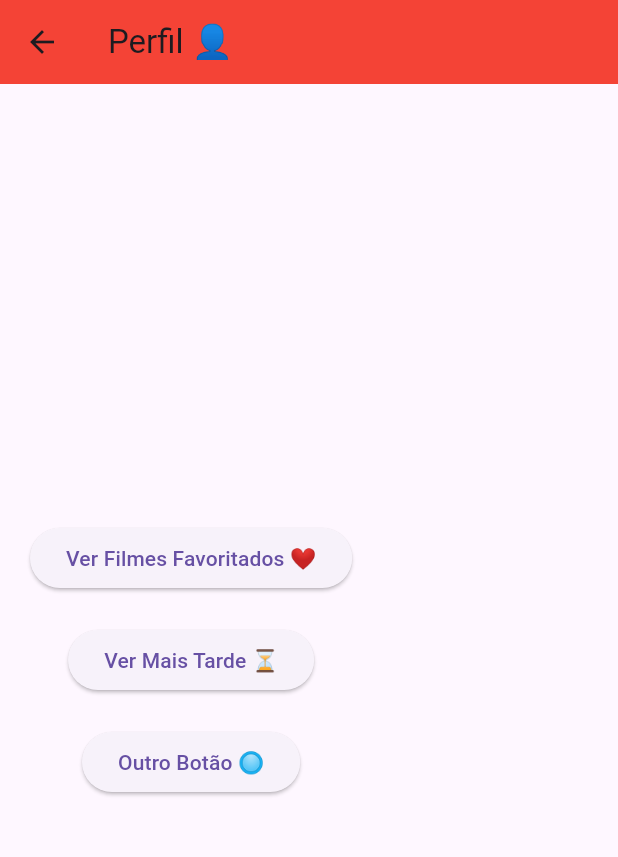
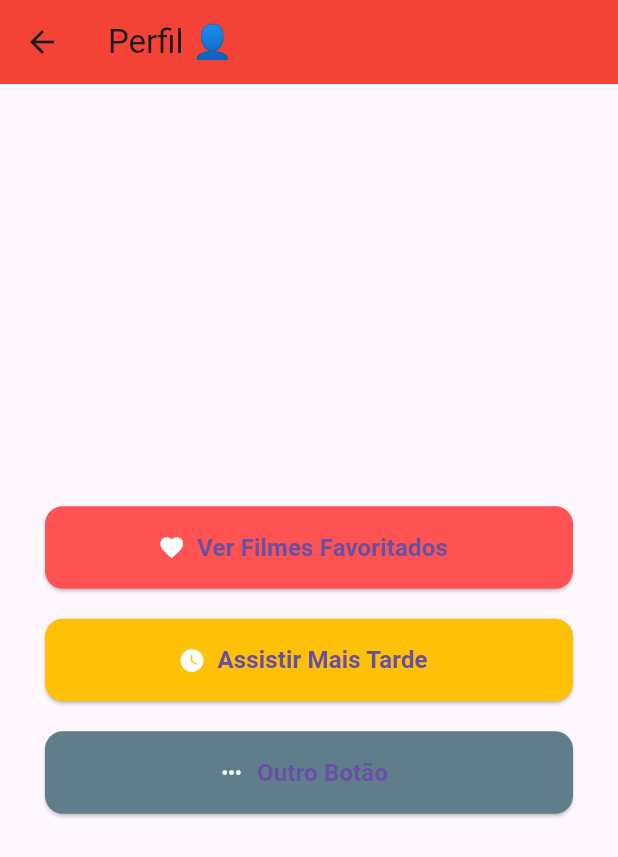
Before and after one commit to GabriellAlvess/TrabalhoA1_Prog.Mobile1, a Flutter app: the screen it shows after launch, after a tap on the "account circle" icon, on a phone screen of 412 x 824 dp. Shown: the top 857 px of the screen. Run offline on Flutter 3.47's test engine with Material 3 defaults, Android fonts, the phone set to English and light mode, and no system bars; network calls fail.

Commit message:
atualizando botões de perfil

```diff
--- a/lib/perfil.dart
+++ b/lib/perfil.dart
@@ -15,12 +15,17 @@ class PerfilScreen extends StatelessWidget {
         title: Text("Perfil 👤"),
         backgroundColor: Colors.red,
       ),
-      body: Padding(
-        padding: const EdgeInsets.all(20.0),
+      body: Center(
+        child: Padding(
+          padding: const EdgeInsets.symmetric(horizontal: 30.0),
           child: Column(
             mainAxisAlignment: MainAxisAlignment.center,
             children: [
-            ElevatedButton(
+              _buildBotao(
+                context: context,
+                texto: "Ver Filmes Favoritados",
+                icone: Icons.favorite,
+                cor: Colors.redAccent,
                 onPressed: () {
                   Navigator.push(
                     context,
@@ -29,10 +34,13 @@ class PerfilScreen extends StatelessWidget {
                     ),
                   );
                 },
-              child: Text("Ver Filmes Favoritados ❤️"),
               ),
               SizedBox(height: 20),
-            ElevatedButton(
+              _buildBotao(
+                context: context,
+                texto: "Assistir Mais Tarde",
+                icone: Icons.watch_later,
+                cor: Colors.amber,
                 onPressed: () {
                   Navigator.push(
                     context,
@@ -41,16 +49,46 @@ class PerfilScreen extends StatelessWidget {
                     ),
                   );
                 },
-              child: Text("Ver Mais Tarde ⏳"),
               ),
               SizedBox(height: 20),
-            ElevatedButton(
+              _buildBotao(
+                context: context,
+                texto: "Outro Botão",
+                icone: Icons.more_horiz,
+                cor: Colors.blueGrey,
                 onPressed: () {
-                // Adicione a ação desejada para esse botão
+                  // Ação futura
                 },
-              child: Text("Outro Botão 🔘"),
               ),
             ],
+          ),
+        ),
+      ),
+    );
+  }
+
+  Widget _buildBotao({
+    required BuildContext context,
+    required String texto,
+    required IconData icone,
+    required Color cor,
+    required VoidCallback onPressed,
+  }) {
+    return SizedBox(
+      width: double.infinity,
+      height: 55,
+      child: ElevatedButton.icon(
+        onPressed: onPressed,
+        icon: Icon(icone, color: Colors.white),
+        label: Text(
+          texto,
+          style: TextStyle(fontSize: 16, fontWeight: FontWeight.bold),
+        ),
+        style: ElevatedButton.styleFrom(
+          backgroundColor: cor,
+          shape: RoundedRectangleBorder(
+            borderRadius: BorderRadius.circular(12),
+          ),
         ),
       ),
     );
```
Lines whose indentation alone changed are shown as unchanged.
